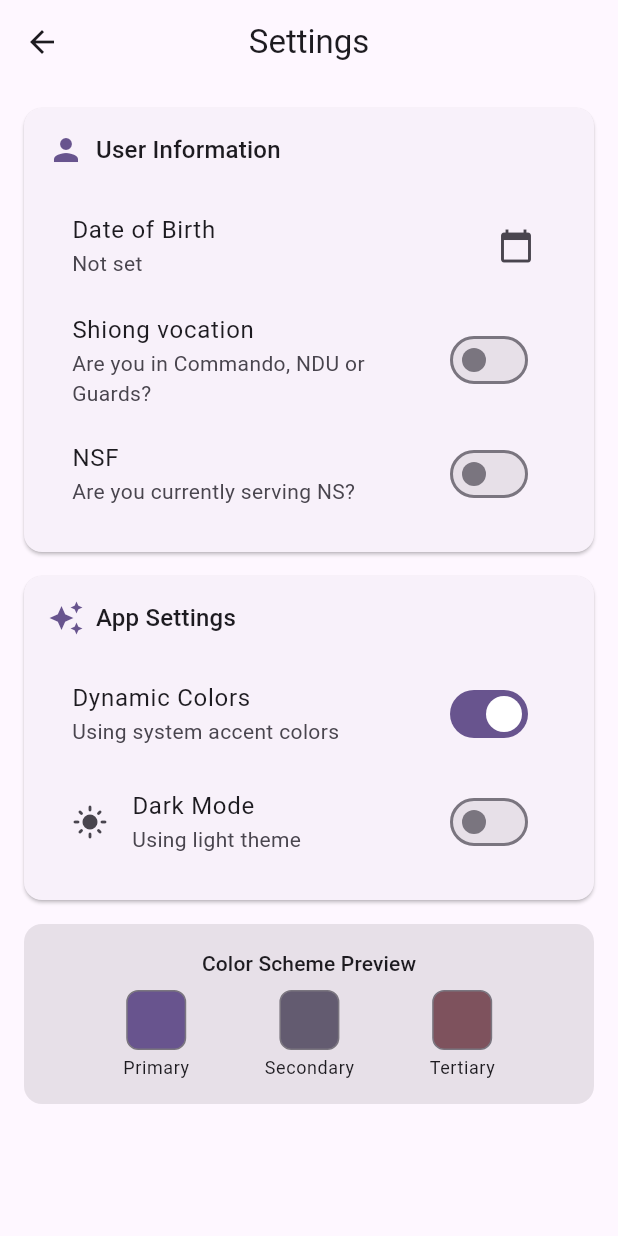
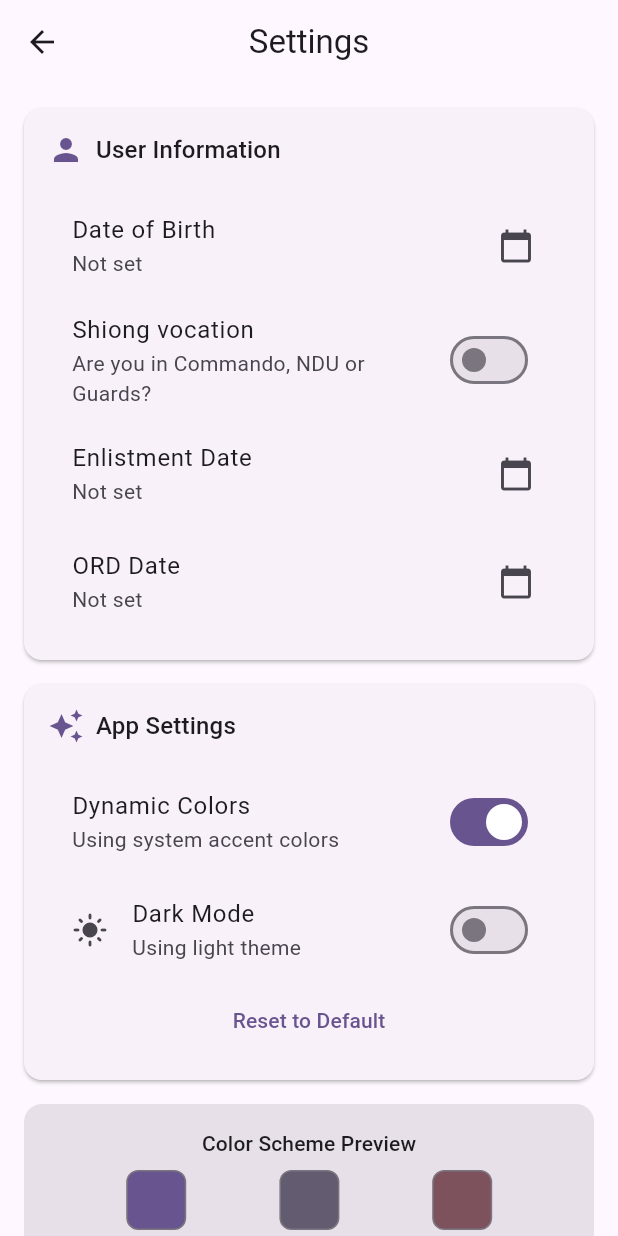
Before and after one commit to gabriel-lau/NS-Buddy, a Flutter app: the HomeView screen opened directly with empty values, tab 2 chosen, after a tap on the "settings" icon, on a phone screen of 412 x 824 dp. Run offline on Flutter 3.47's test engine with Material 3 defaults, Android fonts, the phone set to English and light mode, and no system bars; our stand-ins replace jiffy, shared_preferences; accounts and stored records are empty.

Commit message:
Removed isNSF, fixed counter and added reset option

```diff
--- a/lib/views/home_view.dart
+++ b/lib/views/home_view.dart
@@ -136,7 +136,12 @@ class _IPPTTabState extends State<_IPPTTab> {
       _age = _deriveAgeFromDob(widget.settings.dob) ?? 16;
       // _genderLocal = (widget.settings.gender == 'female') ? 'female' : 'male';
       _isShiongVocLocal = widget.settings.isShiongVoc;
-      _isNSF = widget.settings.isNSF;
+      // If DateTime.now() is still between enlistment date and ORD date, assume NSF
+      _isNSF =
+          widget.settings.enlistmentDate != null &&
+          widget.settings.ordDate != null &&
+          DateTime.now().isAfter(widget.settings.enlistmentDate!) &&
+          DateTime.now().isBefore(widget.settings.ordDate!);
       _isEdited = false;
     });
   }
@@ -800,9 +805,11 @@ class _CounterTab extends StatelessWidget {
     double? percentElapsed = 0;
     int? totalDays;
     int? elapsedDays;
+    int? remainingDays;
     if (ordDate != null && enlistmentDate != null) {
       totalDays = ordDate.difference(enlistmentDate).inDays;
       elapsedDays = today.difference(enlistmentDate).inDays;
+      remainingDays = ordDate.difference(today).inDays;
       percentElapsed = totalDays > 0
           ? (elapsedDays.clamp(0, totalDays) / totalDays)
           : null;
@@ -817,6 +824,7 @@ class _CounterTab extends StatelessWidget {
                 child: Column(
                   crossAxisAlignment: CrossAxisAlignment.center,
                   children: <Widget>[
+                    if (ordDate == null || enlistmentDate == null)
                       Row(
                         children: [
                           Expanded(
@@ -849,7 +857,9 @@ class _CounterTab extends StatelessWidget {
                                     ),
                                     const SizedBox(height: 8),
                                     Text(
-                                    ordDate == null
+                                      enlistmentDate == null
+                                          ? 'No enlistment date set. Go to Settings to configure your enlistment date.'
+                                          : ordDate == null
                                           ? 'No ORD date set. Go to Settings to configure your ORD date.'
                                           : 'Counting down the days until your ORD date.',
                                       style: Theme.of(
@@ -888,12 +898,18 @@ class _CounterTab extends StatelessWidget {
                             crossAxisAlignment: CrossAxisAlignment.center,
                             children: [
                               Text(
-                                '${(percentElapsed! * 100).toStringAsFixed(1)}%',
+                                remainingDays == null
+                                    ? 'N/A'
+                                    : '${remainingDays.abs()}',
                                 style: Theme.of(context).textTheme.displaySmall
                                     ?.copyWith(fontWeight: FontWeight.bold),
                               ),
                               Text(
-                                '${elapsedDays ?? 0} / ${totalDays ?? 0} days',
+                                remainingDays == null
+                                    ? 'No ORD date set'
+                                    : remainingDays < 0
+                                    ? 'days since ORD'
+                                    : 'remaining days',
                                 style: Theme.of(context).textTheme.titleLarge
                                     ?.copyWith(
                                       color: Theme.of(
@@ -941,9 +957,9 @@ class _CounterTab extends StatelessWidget {
                                     physics:
                                         const NeverScrollableScrollPhysics(),
                                     crossAxisCount: 3,
-                                    childAspectRatio: 2.5,
-                                    crossAxisSpacing: 8,
-                                    mainAxisSpacing: 8,
+                                    childAspectRatio: 2,
+                                    crossAxisSpacing: 4,
+                                    mainAxisSpacing: 4,
                                     padding: const EdgeInsets.symmetric(
                                       vertical: 8,
                                     ),
--- a/lib/views/onboarding_view.dart
+++ b/lib/views/onboarding_view.dart
@@ -16,7 +16,6 @@ class _OnboardingViewState extends State<OnboardingView> {
   DateTime? _dob;
   // String? _gender; // temporarily disabled
   bool _isShiongVoc = false;
-  bool _isNSF = false;
   DateTime? _ordDate;
   DateTime? _enlistmentDate;
 
@@ -29,7 +28,6 @@ class _OnboardingViewState extends State<OnboardingView> {
     _dob = s.dob;
     // _gender = s.gender;
     _isShiongVoc = s.isShiongVoc;
-    _isNSF = s.isNSF;
     _ordDate = s.ordDate;
     _enlistmentDate = s.enlistmentDate;
   }
@@ -59,10 +57,6 @@ class _OnboardingViewState extends State<OnboardingView> {
     final List<String> missing = [];
     if (_dob == null) missing.add('Date of Birth');
     // if (_gender == null) missing.add('Gender'); // disabled
-    if (_isNSF && _enlistmentDate == null) {
-      missing.add('Enlistment Date (required for NSF)');
-    }
-    if (_isNSF && _ordDate == null) missing.add('ORD Date (required for NSF)');
     if (missing.isNotEmpty) {
       ScaffoldMessenger.of(context).showSnackBar(
         SnackBar(content: Text('Please complete: ${missing.join(', ')}')),
@@ -73,7 +67,6 @@ class _OnboardingViewState extends State<OnboardingView> {
     settings.setDob(_dob);
     // settings.setGender(_gender); // disabled
     settings.setIsShiongVoc(_isShiongVoc);
-    settings.setIsNSF(_isNSF);
     settings.setEnlistmentDate(_enlistmentDate);
     settings.setOrdDate(_ordDate);
     settings.setHasCompletedOnboarding(true);
@@ -179,18 +172,7 @@ class _OnboardingViewState extends State<OnboardingView> {
                                       setState(() => _isShiongVoc = v),
                                 ),
 
-                                // NSF
-                                SwitchListTile(
-                                  title: const Text('NSF'),
-                                  subtitle: const Text(
-                                    'Are you currently serving NS?',
-                                  ),
-                                  value: _isNSF,
-                                  onChanged: (v) => setState(() => _isNSF = v),
-                                ),
-
-                                // Enlistment Date (only show if NSF)
-                                if (_isNSF)
+                                // Enlistment Date
                                 ListTile(
                                   title: const Text('Enlistment Date'),
                                   subtitle: Text(
@@ -212,8 +194,7 @@ class _OnboardingViewState extends State<OnboardingView> {
                                   ),
                                 ),
 
-                                // ORD Date (only show if NSF)
-                                if (_isNSF)
+                                // ORD Date
                                 ListTile(
                                   title: const Text('ORD Date'),
                                   subtitle: Text(
--- a/lib/views/settings_view.dart
+++ b/lib/views/settings_view.dart
@@ -1,5 +1,6 @@
 import 'package:flutter/material.dart';
 import 'package:jiffy/jiffy.dart' show Jiffy;
+import 'package:ns_buddy/views/onboarding_view.dart' show OnboardingView;
 import '../controllers/app_controller.dart';
 
 class SettingsView extends StatelessWidget {
@@ -100,18 +101,7 @@ class SettingsView extends StatelessWidget {
                                 onChanged: appController.setIsShiongVoc,
                               ),
 
-                              // Is NSF
-                              SwitchListTile(
-                                title: const Text('NSF'),
-                                subtitle: const Text(
-                                  'Are you currently serving NS?',
-                                ),
-                                value: settings.isNSF,
-                                onChanged: appController.setIsNSF,
-                              ),
-
-                              // Enlistment Date (only show if NSF)
-                              if (settings.isNSF)
+                              // Enlistment Date
                               ListTile(
                                 title: const Text('Enlistment Date'),
                                 subtitle: Text(
@@ -131,8 +121,7 @@ class SettingsView extends StatelessWidget {
                                 ),
                               ),
 
-                              // ORD Date (only show if)
-                              if (settings.isNSF)
+                              // ORD Date
                               ListTile(
                                 title: const Text('ORD Date'),
                                 subtitle: Text(
@@ -206,6 +195,21 @@ class SettingsView extends StatelessWidget {
                                       ? Icons.dark_mode
                                       : Icons.light_mode,
                                 ),
+                              ),
+                              // Reset Settings
+                              TextButton(
+                                onPressed: () {
+                                  appController.resetSettings();
+                                  // Transition to onboarding flow
+                                  Navigator.of(context).pushReplacement(
+                                    MaterialPageRoute(
+                                      builder: (context) => OnboardingView(
+                                        appController: appController,
+                                      ),
+                                    ),
+                                  );
+                                },
+                                child: const Text('Reset to Default'),
                               ),
                             ],
                           ),
```
Also changed, not shown: lib/controllers/app_controller.dart (+4 -4 lines), lib/models/app_settings.dart (+13 -11 lines). Lines whose indentation alone changed are shown as unchanged.
